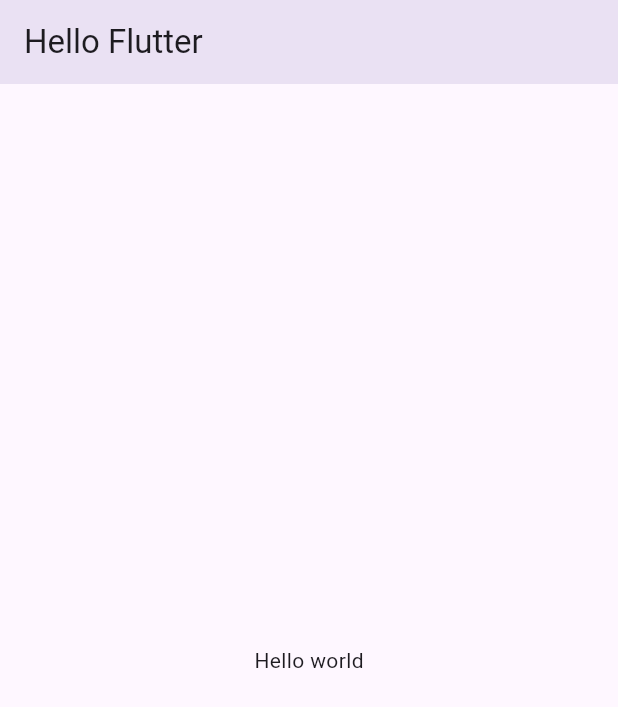
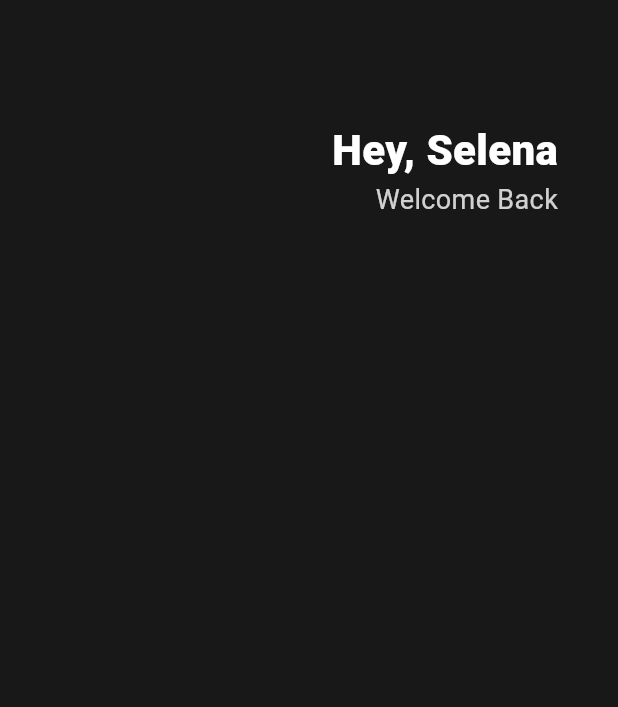
Before and after one commit to dongyoon7212/flutter_study, a Flutter app: the screen it shows after launch, on a phone screen of 412 x 824 dp. Shown: the top 707 px of the screen. Run offline on Flutter 3.47's test engine with Material 3 defaults, Android fonts, the phone set to English and light mode, and no system bars.

Commit message:
Feat: Header UI 구현

```diff
--- a/lib/main.dart
+++ b/lib/main.dart
@@ -9,12 +9,41 @@ class App extends StatelessWidget {
   Widget build(BuildContext context) {
     return MaterialApp(
       home: Scaffold(
-        appBar: AppBar(
-          elevation: 10,
-          title: Text("Hello Flutter"),
-        ),
-        body: Center(
-          child: Text("Hello world"),
+        backgroundColor: Color(0xff181818),
+        body: Padding(
+          padding: const EdgeInsets.symmetric(horizontal: 40),
+          child: Column(
+            children: [
+              SizedBox(
+                height: 80,
+              ),
+              Row(
+                mainAxisAlignment: MainAxisAlignment.end,
+                children: [
+                  Column(
+                    crossAxisAlignment: CrossAxisAlignment.end,
+                    children: [
+                      Text(
+                        "Hey, Selena",
+                        style: TextStyle(
+                          color: Colors.white,
+                          fontSize: 28,
+                          fontWeight: FontWeight.w800,
+                        ),
+                      ),
+                      Text(
+                        "Welcome Back",
+                        style: TextStyle(
+                          color: Colors.white.withOpacity(0.8),
+                          fontSize: 18,
+                        ),
+                      ),
+                    ],
+                  )
+                ],
+              )
+            ],
+          ),
         ),
       ),
     );
```
